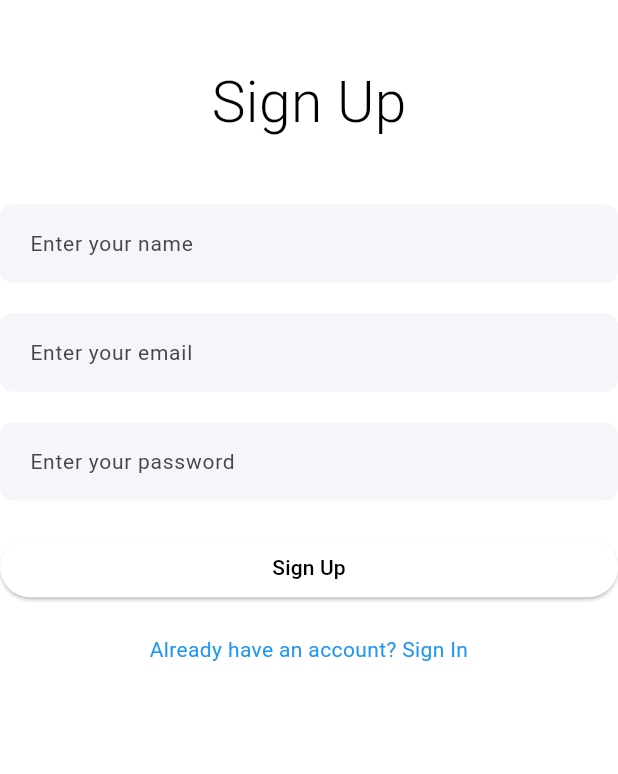
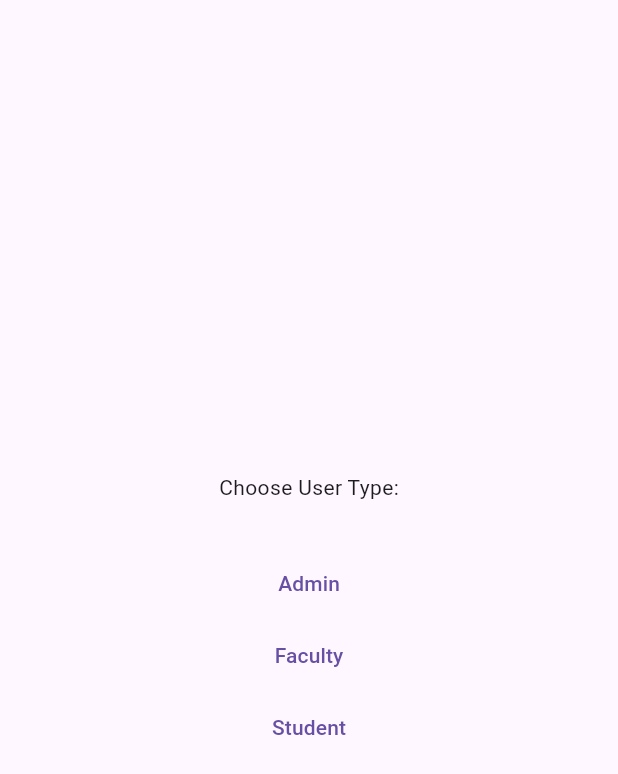
Before and after one commit to keeertnaa/yaarit, a Flutter app: the screen it shows after launch, on a phone screen of 412 x 824 dp. Shown: the top 774 px of the screen. Run offline on Flutter 3.47's test engine with Material 3 defaults, Android fonts, the phone set to English and light mode, and no system bars; our stand-ins replace shared_preferences.

Commit message:
On branch auth Your branch is up to date with 'origin/auth'.
Changes to be committed:
	modified:   lib/main.dart
	new file:   lib/screens/chat/dm.dart
	new file:   lib/screens/chat/dmhome.dart
	modified:   lib/screens/homepage.dart
	new file:   lib/screens/loginflow/options.dart
	modified:   lib/screens/loginflow/signin.dart
	modified:   lib/utils/constants.dart
	modified:   pubspec.lock
	modified:   pubspec.yaml

```diff
--- a/lib/main.dart
+++ b/lib/main.dart
@@ -1,44 +1,83 @@
-// ignore_for_file: use_key_in_widget_constructors
+// // ignore_for_file: use_key_in_widget_constructors
 
-import 'package:flutter/material.dart';
-import 'package:yaarit/screens/homepage.dart';
-import 'package:yaarit/screens/loginflow/signin.dart';
-import 'package:yaarit/screens/loginflow/signup.dart';
-import 'package:provider/provider.dart';
-import 'package:yaarit/providers/user_provider.dart';
+// import 'package:flutter/material.dart';
+// import 'package:yaarit/screens/homepage.dart';
+// import 'package:yaarit/screens/loginflow/options.dart';
+// import 'package:yaarit/screens/loginflow/signin.dart';
+// import 'package:yaarit/screens/loginflow/signup.dart';
+// import 'package:provider/provider.dart';
+// import 'package:yaarit/providers/user_provider.dart';
 
 
 
+// void main() {
+//   // MultiProvider(
+//   //     providers: [
+//   //       ChangeNotifierProvider(create: (_) => UserProvider()),
+//   //     ],
+//   //     child: const MyApp(),
+//   //   ),
+//   runApp(const MyApp());
+// }
+
+// class MyApp extends StatelessWidget {
+//   const MyApp({Key? key});
+
+//   @override
+//   Widget build(BuildContext context) {
+
+//     return MaterialApp(
+//       debugShowCheckedModeBanner: false,
+//       title: 'Yaarit',
+//       // theme: ThemeData(
+//       // colorScheme: ColorScheme.fromSeed(seedColor: Colors.deepPurple),
+//       //   useMaterial3: true,
+//       // ),
+//     //   initialRoute: '/',
+//     //   routes: {
+//     //   '/': (context) => const Options(),
+//     //   '/signup': (context) => const SignupPage(),
+//     //   '/signin': (context) => const SigninPage(),
+//     //   '/home': (context) => const HomeScreen(),
+//     // },
+//     home: Provider.of<UserProvider>(context).user.token.isEmpty ? const SignupPage() : const HomeScreen(),
+// );
+// }
+// }
+
+import 'package:flutter/material.dart';
+import 'package:provider/provider.dart';
+import 'package:yaarit/providers/user_provider.dart';
+import 'package:yaarit/screens/homepage.dart';
+import 'package:yaarit/screens/loginflow/options.dart';
+// import 'package:yaarit/screens/loginflow/signin.dart';
+// import 'package:yaarit/screens/loginflow/signup.dart';
+
 void main() {
-  // MultiProvider(
-  //     providers: [
-  //       ChangeNotifierProvider(create: (_) => UserProvider()),
-  //     ],
-  //     child: const MyApp(),
-  //   ),
-  runApp(const MyApp());
+  runApp(
+    MultiProvider(
+      providers: [
+        ChangeNotifierProvider(create: (_) => UserProvider()),
+      ],
+      child: const MyApp(),
+    ),
+  );
 }
 
 class MyApp extends StatelessWidget {
-  const MyApp({Key? key});
+  const MyApp({Key? key}) : super(key: key);
 
   @override
   Widget build(BuildContext context) {
-
     return MaterialApp(
       debugShowCheckedModeBanner: false,
       title: 'Yaarit',
-      // theme: ThemeData(
-      // colorScheme: ColorScheme.fromSeed(seedColor: Colors.deepPurple),
-      //   useMaterial3: true,
-      // ),
-      initialRoute: '/',
-      routes: {
-      '/': (context) => const SignupPage(), // SigninPage(),
-      '/signin': (context) => const SigninPage(),
-      '/home': (context) => const HomeScreen(),
-    },
-    // home: Provider.of<UserProvider>(context).user.token.isEmpty ? SignupPage() : const HomeScreen(),
-);
+      home: _getInitialScreen(context),
+    );
+  }
+
+  Widget _getInitialScreen(BuildContext context) {
+    bool isLoggedIn = Provider.of<UserProvider>(context, listen: false).user.token.isNotEmpty;
+    return isLoggedIn ? const HomeScreen() : const Options();
+  }
 }
-}
--- /dev/null
+++ b/lib/screens/loginflow/options.dart
@@ -0,0 +1,51 @@
+// ignore_for_file: camel_case_types
+
+import 'package:flutter/material.dart';
+import 'package:yaarit/screens/loginflow/signup.dart';
+
+
+class Options extends StatelessWidget {
+  const Options({super.key});
+
+  @override
+  Widget build(BuildContext context) {
+    return Scaffold(
+      body: Center(
+        child: Column(
+          mainAxisAlignment: MainAxisAlignment.center,
+          children: [
+            const Text("Choose User Type:"),
+            const SizedBox(height: 30),
+            TextButton(
+              onPressed: () {
+                Navigator.push(
+                  context,
+                  MaterialPageRoute(builder: (context) => const SignupPage()),
+                );
+              },
+              child: const Text('Admin'),
+            ),
+            TextButton(
+              onPressed: () {
+                Navigator.push(
+                  context,
+                  MaterialPageRoute(builder: (context) => const SignupPage()),
+                );
+              },
+              child: const Text('Faculty'),
+            ),
+            TextButton(
+              onPressed: () {
+                Navigator.push(
+                  context,
+                  MaterialPageRoute(builder: (context) => const SignupPage()),
+                );
+              },
+              child: const Text('Student'),
+            ),
+          ],
+        ),
+      ),
+    );
+  }
+}
--- a/lib/utils/constants.dart
+++ b/lib/utils/constants.dart
@@ -1,3 +1,17 @@
+import 'dart:io';
+
+import 'package:http/http.dart' as http;
+import 'package:http/io_client.dart';
+
 class Constants {
-  static String uri = 'https://localhost:3000';
+    // Initialize Constants.uri with a valid URL
+    static String uri = 'http://localhost:3000';
+
+    // var client = http.IOClient(
+    // HttpClient()..badCertificateCallback =
+    //     (X509Certificate cert, String host, int port) => true,
+    // );
+
+    // // Make the HTTP request using the custom client
+    // var response = await client.get(Uri.parse(uri));
 }
--- a/pubspec.yaml
+++ b/pubspec.yaml
@@ -38,6 +38,8 @@ dependencies:
   provider: ^6.0.3
   http: ^0.13.5
   shared_preferences: ^2.0.15
+  intl: ^0.17.0
+
 
 dev_dependencies:
   flutter_test:
```
Also changed, not shown: lib/screens/chat/dm.dart (added, +106 -0 lines), lib/screens/homepage.dart (+36 -2 lines), lib/screens/loginflow/signin.dart (+19 -35 lines), lib/screens/chat/dmhome.dart (added), pubspec.lock.
